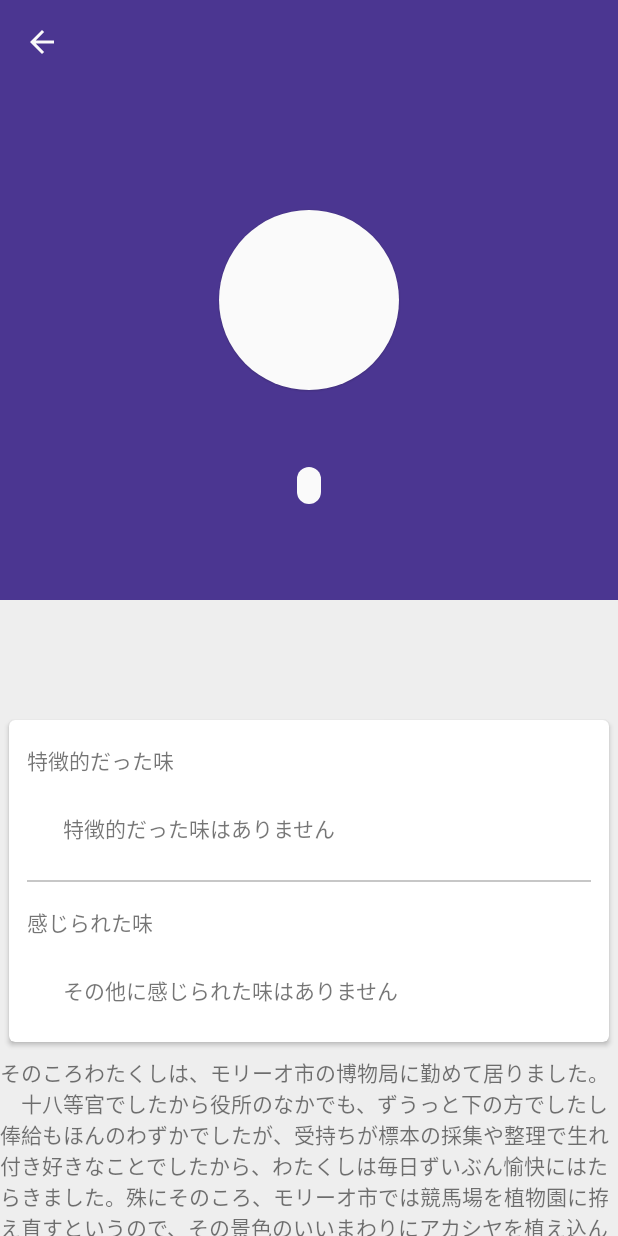
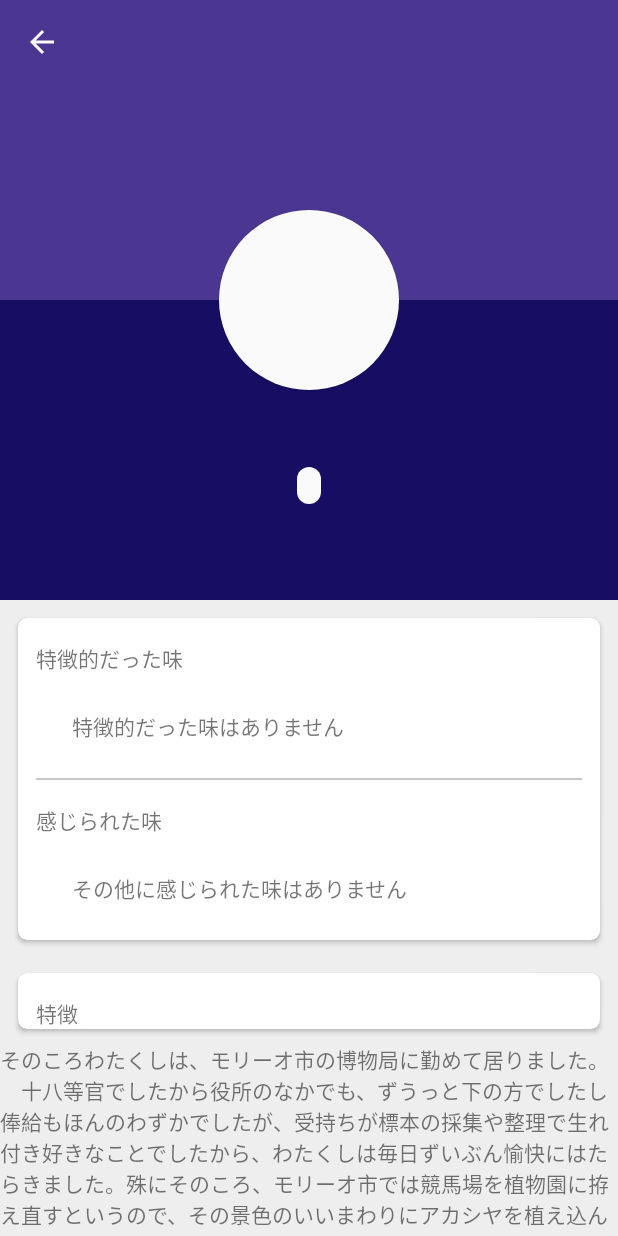
Before and after one commit to aosa4054/Whiskeynote, an Android app: the WhiskeyDetailFragment screen opened directly, with no data from a screen before it, on a phone screen of 412 x 824 dp. Run offline under Robolectric (Android 15) with nearby library versions, the phone set to English and light mode, and no system bars; our stand-ins replace data binding; libraries missing offline, so code that uses them is left out: org.koin.standalone; 2 statements that could not run were skipped.

Commit message:
Detailにメモのカードを実装と味のアイコンの表示の不具合を修正

```diff
--- a/app/src/main/java/io/github/aosa4054/whiskeynote/top/MainFragmentPagerAdapter.kt
+++ b/app/src/main/java/io/github/aosa4054/whiskeynote/top/MainFragmentPagerAdapter.kt
@@ -15,7 +15,6 @@ class MainFragmentPagerAdapter(fm: FragmentManager?) : FragmentPagerAdapter(fm)
     private var position = 0
 
     override fun getItem(position: Int): Fragment {
-        //TODO("not implemented") //To change body of created functions use File | Settings | File Templates.
         return when (position){
             0 -> AllWhiskeysFragment.newInstance()
             1 -> ScotchesFragment.newInstance()
--- a/app/src/main/java/io/github/aosa4054/whiskeynote/whiskeyDetail/TasteRecyclerAdapter.kt
+++ b/app/src/main/java/io/github/aosa4054/whiskeynote/whiskeyDetail/TasteRecyclerAdapter.kt
@@ -22,7 +22,7 @@ class TasteRecyclerAdapter(val context: Context,
         return ViewHolder(v, isCharacteristic)
     }
 
-    override fun getItemCount() = intFlagList.count { it == 1 }
+    override fun getItemCount() = intFlagList.count { it == if (isCharacteristic) 2 else 1 }
 
     override fun onBindViewHolder(holder: ViewHolder, position: Int) {
 
@@ -32,7 +32,6 @@ class TasteRecyclerAdapter(val context: Context,
         }
 
 
-        if (position < tasteList.size) {
         holder.image.setImageDrawable(ContextCompat.getDrawable(context,
                 when(tasteList[position]){
                     0  -> R.drawable.ic_citrus
@@ -51,7 +50,7 @@ class TasteRecyclerAdapter(val context: Context,
                     13 -> R.drawable.ic_herbs
                     else -> R.drawable.ic_deffault_image //TODO: ここの設定
                 }))
-        }
+
     }
 
     class ViewHolder(view: View, isCharacteristic: Boolean): RecyclerView.ViewHolder(view){
--- a/app/src/main/java/io/github/aosa4054/whiskeynote/whiskeyDetail/ui/WhiskeyDetailFragment.kt
+++ b/app/src/main/java/io/github/aosa4054/whiskeynote/whiskeyDetail/ui/WhiskeyDetailFragment.kt
@@ -124,6 +124,9 @@ class WhiskeyDetailFragment : Fragment(), WhiskeyDetailViewModel.WhiskeyDetailLi
             recycler_taste.isNestedScrollingEnabled = false
 
             if (viewModel.tasteFlags.none { it == 1 }){ text_no_taste.visibility = View.VISIBLE }
+
+            //TODO: これの書き場所の再考
+            if (viewModel.memo.isNullOrEmpty()) cardMemo.visibility = View.GONE
         }
     }
 
--- a/app/src/main/res/layout/fragment_edit_whiskey.xml
+++ b/app/src/main/res/layout/fragment_edit_whiskey.xml
@@ -15,7 +15,8 @@
     <androidx.core.widget.NestedScrollView
         android:id="@+id/info_scroll_view"
         android:layout_width="match_parent"
-        android:layout_height="match_parent">
+        android:layout_height="match_parent"
+        android:scrollbars="vertical">
 
         <LinearLayout
             android:id="@+id/back"
--- a/app/src/main/res/layout/fragment_whiskey_detail.xml
+++ b/app/src/main/res/layout/fragment_whiskey_detail.xml
@@ -16,7 +16,8 @@
             android:layout_width="match_parent"
             android:layout_height="@dimen/app_bar_height"
             android:fitsSystemWindows="true"
-            android:theme="@style/AppTheme.AppBarOverlay">
+            android:theme="@style/AppTheme.AppBarOverlay"
+            android:elevation="8dp">
 
             <com.google.android.material.appbar.CollapsingToolbarLayout
                 android:background="@color/colorAccent"
@@ -64,7 +65,7 @@
                             android:layout_width="match_parent"
                             android:layout_height="0dp"
                             android:layout_weight="1"
-                            android:background="@color/colorAccent">
+                            android:background="@color/colorAccentDark">
 
                             <LinearLayout
                                 android:layout_width="wrap_content"
@@ -144,14 +145,7 @@
                 android:orientation="vertical">
 
                 <androidx.cardview.widget.CardView
-                    android:layout_height="wrap_content"
-                    android:layout_width="match_parent"
-                    android:layout_marginTop="80dp"
-                    android:layout_marginBottom="10dp"
-                    android:layout_marginStart="6dp"
-                    android:layout_marginEnd="6dp"
-                    app:cardCornerRadius="4dp"
-                    android:elevation="4dp">
+                    style="@style/cardDetail">
 
                     <LinearLayout
                         android:layout_width="match_parent"
@@ -176,7 +170,7 @@
 
                         <androidx.recyclerview.widget.RecyclerView
                             android:id="@+id/recycler_characteristic_taste"
-                            android:layout_width="wrap_content"
+                            android:layout_width="match_parent"
                             android:layout_height="wrap_content" />
 
                         <View
@@ -200,8 +194,60 @@
 
                         <androidx.recyclerview.widget.RecyclerView
                             android:id="@+id/recycler_taste"
+                            android:layout_width="match_parent"
+                            android:layout_height="wrap_content"/>
+
+                    </LinearLayout>
+                </androidx.cardview.widget.CardView>
+
+                <androidx.cardview.widget.CardView
+                    style="@style/cardDetail">
+
+                    <LinearLayout
+                        android:layout_width="match_parent"
+                        android:layout_height="wrap_content"
+                        android:layout_marginStart="12dp"
+                        android:layout_marginEnd="12dp"
+                        android:orientation="vertical">
+
+                        <androidx.appcompat.widget.AppCompatTextView
+                            android:layout_marginTop="16dp"
                             android:layout_width="wrap_content"
-                            android:layout_height="wrap_content"/>
+                            android:layout_height="wrap_content"
+                            android:text="特徴" />
+
+                    </LinearLayout>
+                </androidx.cardview.widget.CardView>
+
+                <androidx.cardview.widget.CardView
+                    android:id="@+id/cardMemo"
+                    style="@style/cardDetail">
+
+                    <LinearLayout
+                        android:layout_width="match_parent"
+                        android:layout_height="wrap_content"
+                        android:layout_marginStart="12dp"
+                        android:layout_marginEnd="12dp"
+                        android:orientation="vertical">
+
+                        <androidx.appcompat.widget.AppCompatTextView
+                            android:layout_marginTop="16dp"
+                            android:layout_width="wrap_content"
+                            android:layout_height="wrap_content"
+                            android:text="メモ"
+                            android:layout_marginBottom="8dp"/>
+
+                        <View
+                            android:layout_width="wrap_content"
+                            android:layout_height="1dp"
+                            android:background="@color/colorPrimaryDark"/>
+
+                        <androidx.appcompat.widget.AppCompatTextView
+                            android:layout_width="match_parent"
+                            android:layout_height="wrap_content"
+                            android:layout_marginTop="16dp"
+                            android:layout_marginBottom="16dp"
+                            android:text="@{viewModel.memo}" />
 
                     </LinearLayout>
                 </androidx.cardview.widget.CardView>
--- a/app/src/main/res/values/styles.xml
+++ b/app/src/main/res/values/styles.xml
@@ -43,4 +43,15 @@
         <item name="android:windowBackground">@drawable/splash</item>
     </style>
 
+    <style name="cardDetail">
+        <item name="android:layout_height">wrap_content</item>
+        <item name="android:layout_width">match_parent</item>
+        <item name="android:layout_marginTop">12dp</item>
+        <item name="android:layout_marginBottom">10dp</item>
+        <item name="android:layout_marginStart">12dp</item>
+        <item name="android:layout_marginEnd">12dp</item>
+        <item name="cardCornerRadius">6dp</item>
+        <item name="android:elevation">4dp</item>
+    </style>
+
 </resources>
```
Lines whose indentation alone changed are shown as unchanged.
